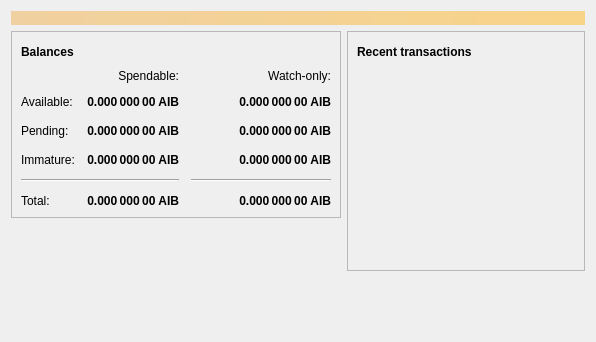
iobond/aib, file src/qt/forms/overviewpage.ui: the form before one commit.
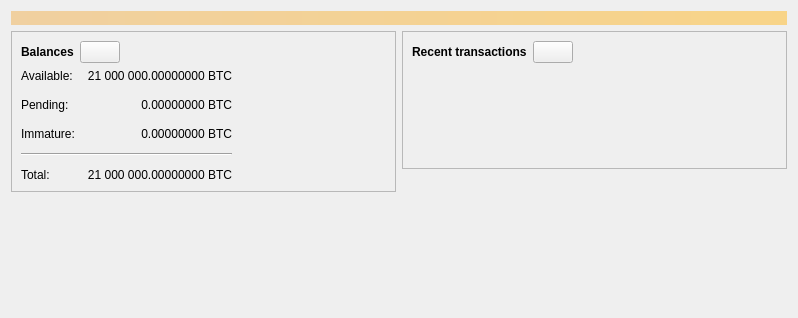
The form after the commit. Icons and pictures are not drawn. Custom widgets are drawn as their Qt base class.

Patch:
```diff
--- a/src/qt/forms/overviewpage.ui
+++ b/src/qt/forms/overviewpage.ui
@@ -6,8 +6,8 @@
    <rect>
     <x>0</x>
     <y>0</y>
-    <width>596</width>
-    <height>342</height>
+    <width>798</width>
+    <height>318</height>
    </rect>
   </property>
   <property name="windowTitle">
@@ -64,11 +64,11 @@
             <item>
              <widget class="QPushButton" name="labelWalletStatus">
               <property name="enabled">
-               <bool>false</bool>
+               <bool>true</bool>
               </property>
               <property name="maximumSize">
                <size>
-                <width>30</width>
+                <width>45</width>
                 <height>16777215</height>
                </size>
               </property>
@@ -89,9 +89,6 @@
                 <height>24</height>
                </size>
               </property>
-              <property name="flat">
-               <bool>true</bool>
-              </property>
              </widget>
             </item>
             <item>
@@ -114,39 +111,8 @@
             <property name="spacing">
              <number>12</number>
             </property>
-            <item row="2" column="2">
-             <widget class="QLabel" name="labelWatchPending">
-              <property name="font">
-               <font>
-                <weight>75</weight>
-                <bold>true</bold>
-               </font>
-              </property>
-              <property name="cursor">
-               <cursorShape>IBeamCursor</cursorShape>
-              </property>
-              <property name="toolTip">
-               <string>Unconfirmed transactions to watch-only addresses</string>
-              </property>
-              <property name="text">
-               <string notr="true">0.000 000 00 AIB</string>
-              </property>
-              <property name="alignment">
-               <set>Qt::AlignRight|Qt::AlignTrailing|Qt::AlignVCenter</set>
-              </property>
-              <property name="textInteractionFlags">
-               <set>Qt::LinksAccessibleByMouse|Qt::TextSelectableByKeyboard|Qt::TextSelectableByMouse</set>
-              </property>
-             </widget>
-            </item>
-            <item row="2" column="1">
+            <item row="1" column="1">
              <widget class="QLabel" name="labelUnconfirmed">
-              <property name="font">
-               <font>
-                <weight>75</weight>
-                <bold>true</bold>
-               </font>
-              </property>
               <property name="cursor">
                <cursorShape>IBeamCursor</cursorShape>
               </property>
@@ -154,7 +120,7 @@
                <string>Total of transactions that have yet to be confirmed, and do not yet count toward the spendable balance</string>
               </property>
               <property name="text">
-               <string notr="true">0.000 000 00 AIB</string>
+               <string notr="true">0.00000000 BTC</string>
               </property>
               <property name="alignment">
                <set>Qt::AlignRight|Qt::AlignTrailing|Qt::AlignVCenter</set>
@@ -164,72 +130,22 @@
               </property>
              </widget>
             </item>
-            <item row="3" column="2">
-             <widget class="QLabel" name="labelWatchImmature">
-              <property name="font">
-               <font>
-                <weight>75</weight>
-                <bold>true</bold>
-               </font>
-              </property>
-              <property name="cursor">
-               <cursorShape>IBeamCursor</cursorShape>
-              </property>
-              <property name="toolTip">
-               <string>Mined balance in watch-only addresses that has not yet matured</string>
-              </property>
-              <property name="text">
-               <string notr="true">0.000 000 00 AIB</string>
-              </property>
-              <property name="alignment">
-               <set>Qt::AlignRight|Qt::AlignTrailing|Qt::AlignVCenter</set>
-              </property>
-              <property name="textInteractionFlags">
-               <set>Qt::LinksAccessibleByMouse|Qt::TextSelectableByKeyboard|Qt::TextSelectableByMouse</set>
-              </property>
-             </widget>
-            </item>
-            <item row="4" column="0" colspan="2">
+            <item row="3" column="0" colspan="2">
              <widget class="Line" name="line">
               <property name="orientation">
                <enum>Qt::Horizontal</enum>
               </property>
              </widget>
             </item>
-            <item row="4" column="2">
-             <widget class="Line" name="lineWatchBalance">
-              <property name="sizePolicy">
-               <sizepolicy hsizetype="Preferred" vsizetype="Fixed">
-                <horstretch>0</horstretch>
-                <verstretch>0</verstretch>
-               </sizepolicy>
-              </property>
-              <property name="minimumSize">
-               <size>
-                <width>140</width>
-                <height>0</height>
-               </size>
-              </property>
-              <property name="orientation">
-               <enum>Qt::Horizontal</enum>
-              </property>
-             </widget>
-            </item>
-            <item row="5" column="0">
+            <item row="4" column="0">
              <widget class="QLabel" name="labelTotalText">
               <property name="text">
                <string>Total:</string>
               </property>
              </widget>
             </item>
-            <item row="3" column="1">
+            <item row="2" column="1">
              <widget class="QLabel" name="labelImmature">
-              <property name="font">
-               <font>
-                <weight>75</weight>
-                <bold>true</bold>
-               </font>
-              </property>
               <property name="cursor">
                <cursorShape>IBeamCursor</cursorShape>
               </property>
@@ -237,7 +153,7 @@
                <string>Mined balance that has not yet matured</string>
               </property>
               <property name="text">
-               <string notr="true">0.000 000 00 AIB</string>
+               <string notr="true">0.00000000 BTC</string>
               </property>
               <property name="alignment">
                <set>Qt::AlignRight|Qt::AlignTrailing|Qt::AlignVCenter</set>
@@ -247,7 +163,7 @@
               </property>
              </widget>
             </item>
-            <item row="2" column="3">
+            <item row="1" column="2">
              <spacer name="horizontalSpacer_2">
               <property name="orientation">
                <enum>Qt::Horizontal</enum>
@@ -260,21 +176,15 @@
               </property>
              </spacer>
             </item>
-            <item row="3" column="0">
+            <item row="2" column="0">
              <widget class="QLabel" name="labelImmatureText">
               <property name="text">
                <string>Immature:</string>
               </property>
              </widget>
             </item>
-            <item row="5" column="1">
+            <item row="4" column="1">
              <widget class="QLabel" name="labelTotal">
-              <property name="font">
-               <font>
-                <weight>75</weight>
-                <bold>true</bold>
-               </font>
-              </property>
               <property name="cursor">
                <cursorShape>IBeamCursor</cursorShape>
               </property>
@@ -282,7 +192,7 @@
                <string>Your current total balance</string>
               </property>
               <property name="text">
-               <string notr="true">0.000 000 00 AIB</string>
+               <string notr="true">21 000 000.00000000 BTC</string>
               </property>
               <property name="alignment">
                <set>Qt::AlignRight|Qt::AlignTrailing|Qt::AlignVCenter</set>
@@ -292,56 +202,15 @@
               </property>
              </widget>
             </item>
-            <item row="5" column="2">
-             <widget class="QLabel" name="labelWatchTotal">
-              <property name="font">
-               <font>
-                <weight>75</weight>
-                <bold>true</bold>
-               </font>
-              </property>
-              <property name="cursor">
-               <cursorShape>IBeamCursor</cursorShape>
-              </property>
-              <property name="toolTip">
-               <string>Current total balance in watch-only addresses</string>
-              </property>
-              <property name="text">
-               <string notr="true">0.000 000 00 AIB</string>
-              </property>
-              <property name="alignment">
-               <set>Qt::AlignRight|Qt::AlignTrailing|Qt::AlignVCenter</set>
-              </property>
-              <property name="textInteractionFlags">
-               <set>Qt::LinksAccessibleByMouse|Qt::TextSelectableByKeyboard|Qt::TextSelectableByMouse</set>
-              </property>
-             </widget>
-            </item>
-            <item row="0" column="2">
-             <widget class="QLabel" name="labelWatchonly">
-              <property name="text">
-               <string>Watch-only:</string>
-              </property>
-              <property name="alignment">
-               <set>Qt::AlignRight|Qt::AlignTrailing|Qt::AlignVCenter</set>
-              </property>
-             </widget>
-            </item>
-            <item row="1" column="0">
+            <item row="0" column="0">
              <widget class="QLabel" name="labelBalanceText">
               <property name="text">
                <string>Available:</string>
               </property>
              </widget>
             </item>
-            <item row="1" column="1">
+            <item row="0" column="1">
              <widget class="QLabel" name="labelBalance">
-              <property name="font">
-               <font>
-                <weight>75</weight>
-                <bold>true</bold>
-               </font>
-              </property>
               <property name="cursor">
                <cursorShape>IBeamCursor</cursorShape>
               </property>
@@ -349,7 +218,7 @@
                <string>Your current spendable balance</string>
               </property>
               <property name="text">
-               <string notr="true">0.000 000 00 AIB</string>
+               <string notr="true">21 000 000.00000000 BTC</string>
               </property>
               <property name="alignment">
                <set>Qt::AlignRight|Qt::AlignTrailing|Qt::AlignVCenter</set>
@@ -359,48 +228,13 @@
               </property>
              </widget>
             </item>
-            <item row="1" column="2">
-             <widget class="QLabel" name="labelWatchAvailable">
-              <property name="font">
-               <font>
-                <weight>75</weight>
-                <bold>true</bold>
-               </font>
-              </property>
-              <property name="cursor">
-               <cursorShape>IBeamCursor</cursorShape>
-              </property>
-              <property name="toolTip">
-               <string>Your current balance in watch-only addresses</string>
-              </property>
-              <property name="text">
-               <string notr="true">0.000 000 00 AIB</string>
-              </property>
-              <property name="alignment">
-               <set>Qt::AlignRight|Qt::AlignTrailing|Qt::AlignVCenter</set>
-              </property>
-              <property name="textInteractionFlags">
-               <set>Qt::LinksAccessibleByMouse|Qt::TextSelectableByKeyboard|Qt::TextSelectableByMouse</set>
-              </property>
-             </widget>
-            </item>
-            <item row="2" column="0">
+            <item row="1" column="0">
              <widget class="QLabel" name="labelPendingText">
               <property name="text">
                <string>Pending:</string>
               </property>
              </widget>
             </item>
-            <item row="0" column="1">
-             <widget class="QLabel" name="labelSpendable">
-              <property name="text">
-               <string>Spendable:</string>
-              </property>
-              <property name="alignment">
-               <set>Qt::AlignRight|Qt::AlignTrailing|Qt::AlignVCenter</set>
-              </property>
-             </widget>
-            </item>
            </layout>
           </item>
          </layout>
@@ -450,11 +284,11 @@
             <item>
              <widget class="QPushButton" name="labelTransactionsStatus">
               <property name="enabled">
-               <bool>false</bool>
+               <bool>true</bool>
               </property>
               <property name="maximumSize">
                <size>
-                <width>30</width>
+                <width>45</width>
                 <height>16777215</height>
                </size>
               </property>
@@ -475,9 +309,6 @@
                 <height>24</height>
                </size>
               </property>
-              <property name="flat">
-               <bool>true</bool>
-              </property>
              </widget>
             </item>
             <item>
@@ -509,6 +340,9 @@
             <property name="horizontalScrollBarPolicy">
              <enum>Qt::ScrollBarAlwaysOff</enum>
             </property>
+            <property name="sizeAdjustPolicy">
+             <enum>QAbstractScrollArea::AdjustToContents</enum>
+            </property>
             <property name="selectionMode">
              <enum>QAbstractItemView::NoSelection</enum>
             </property>
@@ -536,6 +370,13 @@
    </item>
   </layout>
  </widget>
+ <customwidgets>
+  <customwidget>
+   <class>TransactionOverviewWidget</class>
+   <extends>QListView</extends>
+   <header>qt/transactionoverviewwidget.h</header>
+  </customwidget>
+ </customwidgets>
  <resources/>
  <connections/>
 </ui>
```
Left out of the diff: 9 changed lines with no effect on the pictures.
